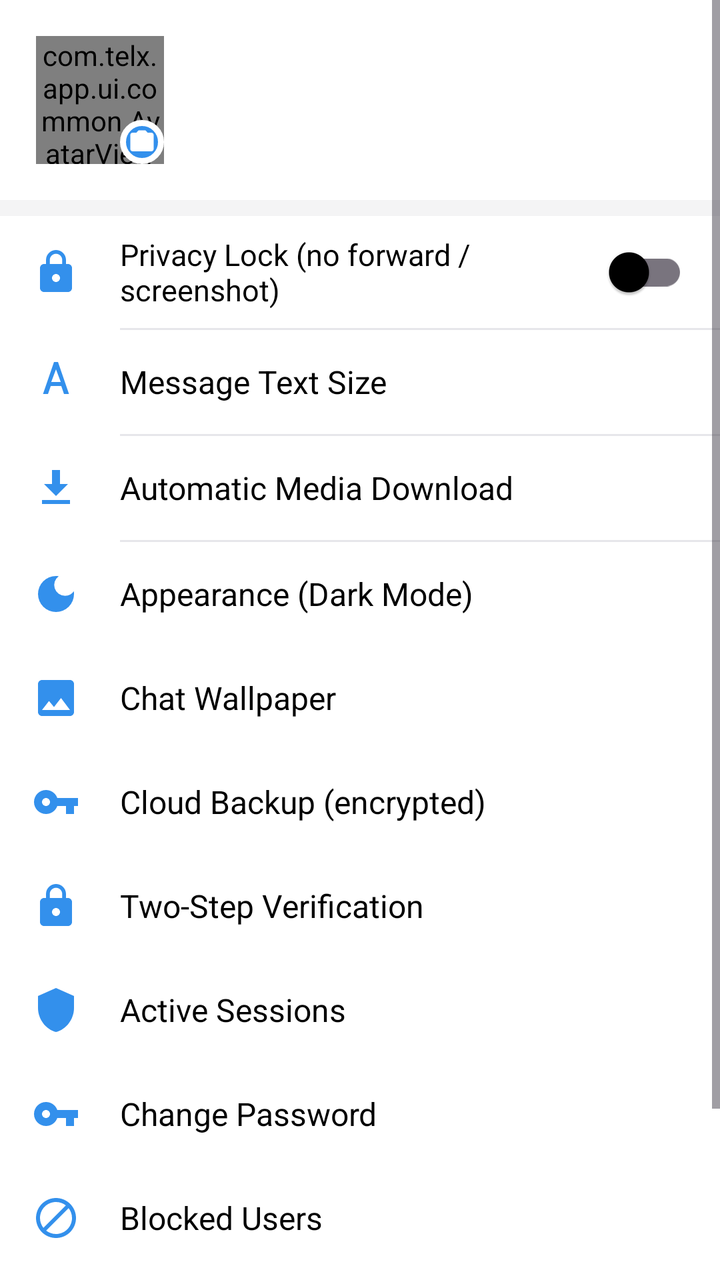
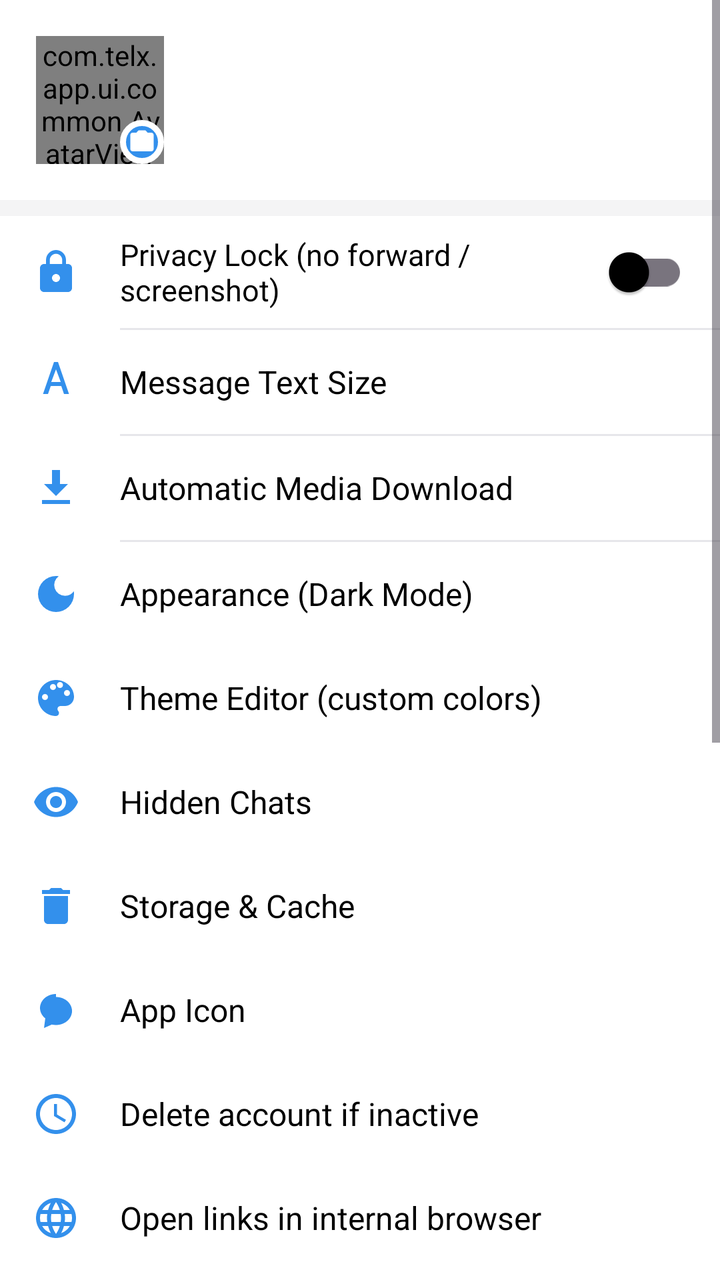

Screens rendered from an Android XML layout before and after an edit, with the pre-edit source and the edit as a unified diff.
<!-- AndroidManifest.xml: application theme Theme.TelX -->
<!-- res/layout/fragment_settings.xml -->
<?xml version="1.0" encoding="utf-8"?>
<ScrollView xmlns:android="http://schemas.android.com/apk/res/android" xmlns:app="http://schemas.android.com/apk/res-auto" xmlns:tools="http://schemas.android.com/tools"
    android:layout_width="match_parent" android:layout_height="match_parent"
    android:background="@color/window_bg" android:fillViewport="true">
    <LinearLayout android:layout_width="match_parent" android:layout_height="wrap_content" android:orientation="vertical">
        <LinearLayout android:id="@+id/settings_header"
            android:layout_width="match_parent" android:layout_height="wrap_content"
            android:orientation="horizontal" android:gravity="center_vertical" android:padding="18dp"
            android:background="?android:attr/selectableItemBackground">
            <FrameLayout android:layout_width="64dp" android:layout_height="64dp">
                <com.telx.app.ui.common.AvatarView android:id="@+id/settings_avatar" android:layout_width="64dp" android:layout_height="64dp" />
                <ImageView android:layout_width="22dp" android:layout_height="22dp"
                    android:layout_gravity="bottom|end" android:src="@drawable/ic_camera"
                    app:tint="#FFFFFF" android:background="@drawable/bg_camera_badge" android:padding="4dp" />
            </FrameLayout>
            <LinearLayout android:layout_width="0dp" android:layout_height="wrap_content" android:layout_weight="1"
                android:orientation="vertical" android:layout_marginStart="14dp">
                <TextView android:id="@+id/settings_name" android:layout_width="wrap_content" android:layout_height="wrap_content"
                    android:textSize="18sp" android:textStyle="bold" android:textColor="@color/text_primary" />
                <TextView android:id="@+id/settings_username" android:layout_width="wrap_content" android:layout_height="wrap_content"
                    android:textSize="14sp" android:textColor="@color/tg_blue" />
            </LinearLayout>
        </LinearLayout>
        <View android:layout_width="match_parent" android:layout_height="8dp" android:background="@color/tile_bg" />
        <LinearLayout android:layout_width="match_parent" android:layout_height="56dp"
            android:orientation="horizontal" android:gravity="center_vertical"
            android:paddingStart="16dp" android:paddingEnd="16dp">
            <ImageView android:layout_width="24dp" android:layout_height="24dp"
                android:src="@drawable/ic_lock" app:tint="@color/tg_blue" />
            <TextView android:layout_width="0dp" android:layout_height="wrap_content" android:layout_weight="1"
                android:layout_marginStart="20dp" android:text="Privacy Lock (no forward / screenshot)"
                android:textSize="15sp" android:textColor="@color/text_primary" />
            <com.google.android.material.switchmaterial.SwitchMaterial android:id="@+id/sw_privacy_lock"
                android:layout_width="wrap_content" android:layout_height="wrap_content" />
        </LinearLayout>
        <View android:layout_width="match_parent" android:layout_height="1dp" android:background="@color/divider" android:layout_marginStart="60dp" />
    <LinearLayout
        android:id="@+id/row_font_size"
        android:layout_width="match_parent"
        android:layout_height="52dp"
        android:orientation="horizontal"
        android:gravity="center_vertical"
        android:paddingStart="16dp" android:paddingEnd="16dp"
        android:background="?android:attr/selectableItemBackground">
        <ImageView android:layout_width="24dp" android:layout_height="24dp"
            android:src="@drawable/ic_font" app:tint="@color/tg_blue" />
        <TextView android:layout_width="0dp" android:layout_height="wrap_content"
            android:layout_weight="1" android:layout_marginStart="20dp"
            android:text="Message Text Size" android:textSize="16sp" android:textColor="@color/text_primary" />
    </LinearLayout>
    <View android:layout_width="match_parent" android:layout_height="1dp" android:background="@color/divider" android:layout_marginStart="60dp" />
    <LinearLayout
        android:id="@+id/row_autodownload"
        android:layout_width="match_parent"
        android:layout_height="52dp"
        android:orientation="horizontal"
        android:gravity="center_vertical"
        android:paddingStart="16dp" android:paddingEnd="16dp"
        android:background="?android:attr/selectableItemBackground">
        <ImageView android:layout_width="24dp" android:layout_height="24dp"
            android:src="@drawable/ic_download" app:tint="@color/tg_blue" />
        <TextView android:layout_width="0dp" android:layout_height="wrap_content"
            android:layout_weight="1" android:layout_marginStart="20dp"
            android:text="Automatic Media Download" android:textSize="16sp" android:textColor="@color/text_primary" />
    </LinearLayout>
    <View android:layout_width="match_parent" android:layout_height="1dp" android:background="@color/divider" android:layout_marginStart="60dp" />
    <LinearLayout
        android:id="@+id/row_theme"
        android:layout_width="match_parent"
        android:layout_height="52dp"
        android:orientation="horizontal"
        android:gravity="center_vertical"
        android:paddingStart="16dp" android:paddingEnd="16dp"
        android:background="?android:attr/selectableItemBackground">
        <ImageView android:layout_width="24dp" android:layout_height="24dp"
            android:src="@drawable/ic_moon" app:tint="@color/tg_blue" />
        <TextView android:layout_width="0dp" android:layout_height="wrap_content"
            android:layout_weight="1" android:layout_marginStart="20dp"
            android:text="Appearance (Dark Mode)" android:textSize="16sp" android:textColor="@color/text_primary" />
    </LinearLayout>
    <LinearLayout
        android:id="@+id/row_wallpaper"
        android:layout_width="match_parent"
        android:layout_height="52dp"
        android:orientation="horizontal"
        android:gravity="center_vertical"
        android:paddingStart="16dp" android:paddingEnd="16dp"
        android:background="?android:attr/selectableItemBackground">
        <ImageView android:layout_width="24dp" android:layout_height="24dp"
            android:src="@drawable/ic_image" app:tint="@color/tg_blue" />
        <TextView android:layout_width="0dp" android:layout_height="wrap_content"
            android:layout_weight="1" android:layout_marginStart="20dp"
            android:text="Chat Wallpaper" android:textSize="16sp" android:textColor="@color/text_primary" />
    </LinearLayout>
    <LinearLayout
        android:id="@+id/row_backup"
        android:layout_width="match_parent"
        android:layout_height="52dp"
        android:orientation="horizontal"
        android:gravity="center_vertical"
        android:paddingStart="16dp" android:paddingEnd="16dp"
        android:background="?android:attr/selectableItemBackground">
        <ImageView android:layout_width="24dp" android:layout_height="24dp"
            android:src="@drawable/ic_key" app:tint="@color/tg_blue" />
        <TextView android:layout_width="0dp" android:layout_height="wrap_content"
            android:layout_weight="1" android:layout_marginStart="20dp"
            android:text="Cloud Backup (encrypted)" android:textSize="16sp" android:textColor="@color/text_primary" />
    </LinearLayout>
    <LinearLayout
        android:id="@+id/row_2fa"
        android:layout_width="match_parent"
        android:layout_height="52dp"
        android:orientation="horizontal"
        android:gravity="center_vertical"
        android:paddingStart="16dp" android:paddingEnd="16dp"
        android:background="?android:attr/selectableItemBackground">
        <ImageView android:layout_width="24dp" android:layout_height="24dp"
            android:src="@drawable/ic_lock" app:tint="@color/tg_blue" />
        <TextView android:layout_width="0dp" android:layout_height="wrap_content"
            android:layout_weight="1" android:layout_marginStart="20dp"
            android:text="Two-Step Verification" android:textSize="16sp" android:textColor="@color/text_primary" />
    </LinearLayout>
    <LinearLayout
        android:id="@+id/row_sessions"
        android:layout_width="match_parent"
        android:layout_height="52dp"
        android:orientation="horizontal"
        android:gravity="center_vertical"
        android:paddingStart="16dp" android:paddingEnd="16dp"
        android:background="?android:attr/selectableItemBackground">
        <ImageView android:layout_width="24dp" android:layout_height="24dp"
            android:src="@drawable/ic_shield" app:tint="@color/tg_blue" />
        <TextView android:layout_width="0dp" android:layout_height="wrap_content"
            android:layout_weight="1" android:layout_marginStart="20dp"
            android:text="Active Sessions" android:textSize="16sp" android:textColor="@color/text_primary" />
    </LinearLayout>
    <LinearLayout
        android:id="@+id/row_password"
        android:layout_width="match_parent"
        android:layout_height="52dp"
        android:orientation="horizontal"
        android:gravity="center_vertical"
        android:paddingStart="16dp" android:paddingEnd="16dp"
        android:background="?android:attr/selectableItemBackground">
        <ImageView android:layout_width="24dp" android:layout_height="24dp"
            android:src="@drawable/ic_key" app:tint="@color/tg_blue" />
        <TextView android:layout_width="0dp" android:layout_height="wrap_content"
            android:layout_weight="1" android:layout_marginStart="20dp"
            android:text="Change Password" android:textSize="16sp" android:textColor="@color/text_primary" />
    </LinearLayout>
    <LinearLayout
        android:id="@+id/row_blocked"
        android:layout_width="match_parent"
        android:layout_height="52dp"
        android:orientation="horizontal"
        android:gravity="center_vertical"
        android:paddingStart="16dp" android:paddingEnd="16dp"
        android:background="?android:attr/selectableItemBackground">
        <ImageView android:layout_width="24dp" android:layout_height="24dp"
            android:src="@drawable/ic_block" app:tint="@color/tg_blue" />
        <TextView android:layout_width="0dp" android:layout_height="wrap_content"
            android:layout_weight="1" android:layout_marginStart="20dp"
            android:text="Blocked Users" android:textSize="16sp" android:textColor="@color/text_primary" />
    </LinearLayout>
    <LinearLayout
        android:id="@+id/row_delete"
        android:layout_width="match_parent"
        android:layout_height="52dp"
        android:orientation="horizontal"
        android:gravity="center_vertical"
        android:paddingStart="16dp" android:paddingEnd="16dp"
        android:background="?android:attr/selectableItemBackground">
        <ImageView android:layout_width="24dp" android:layout_height="24dp"
            android:src="@drawable/ic_trash" app:tint="@color/tg_blue" />
        <TextView android:layout_width="0dp" android:layout_height="wrap_content"
            android:layout_weight="1" android:layout_marginStart="20dp"
            android:text="Delete Account" android:textSize="16sp" android:textColor="@color/text_primary" />
    </LinearLayout>
    <LinearLayout
        android:id="@+id/row_logout"
        android:layout_width="match_parent"
        android:layout_height="52dp"
        android:orientation="horizontal"
        android:gravity="center_vertical"
        android:paddingStart="16dp" android:paddingEnd="16dp"
        android:background="?android:attr/selectableItemBackground">
        <ImageView android:layout_width="24dp" android:layout_height="24dp"
            android:src="@drawable/ic_logout" app:tint="@color/tg_blue" />
        <TextView android:layout_width="0dp" android:layout_height="wrap_content"
            android:layout_weight="1" android:layout_marginStart="20dp"
            android:text="Log Out" android:textSize="16sp" android:textColor="@color/text_primary" />
    </LinearLayout>
    </LinearLayout>
</ScrollView>
<!-- resources referenced by this layout -->
<resources>
  <color name="divider">#E6E6EA</color>
  <color name="text_primary">#000000</color>
  <color name="tg_blue">#3390EC</color>
  <color name="tile_bg">#F4F4F5</color>
  <color name="window_bg">#FFFFFF</color>
  <color name="tg_blue_light">#E7F0FD</color>
  <color name="toolbar_bg">#FFFFFF</color>
  <!-- unchanged entries left out for length: 13 -->
</resources>

<!-- the commit's change to res/layout/fragment_settings.xml (unified diff, before → after) -->
@@ -79,6 +79,104 @@
             android:text="Appearance (Dark Mode)" android:textSize="16sp" android:textColor="@color/text_primary" />
     </LinearLayout>
     <LinearLayout
+        android:id="@+id/row_theme_editor"
+        android:layout_width="match_parent"
+        android:layout_height="52dp"
+        android:orientation="horizontal"
+        android:gravity="center_vertical"
+        android:paddingStart="16dp" android:paddingEnd="16dp"
+        android:background="?android:attr/selectableItemBackground">
+        <ImageView android:layout_width="24dp" android:layout_height="24dp"
+            android:src="@drawable/ic_palette" app:tint="@color/tg_blue" />
+        <TextView android:layout_width="0dp" android:layout_height="wrap_content"
+            android:layout_weight="1" android:layout_marginStart="20dp"
+            android:text="Theme Editor (custom colors)" android:textSize="16sp" android:textColor="@color/text_primary" />
+    </LinearLayout>
+<LinearLayout
+        android:id="@+id/row_hidden"
+        android:layout_width="match_parent"
+        android:layout_height="52dp"
+        android:orientation="horizontal"
+        android:gravity="center_vertical"
+        android:paddingStart="16dp" android:paddingEnd="16dp"
+        android:background="?android:attr/selectableItemBackground">
+        <ImageView android:layout_width="24dp" android:layout_height="24dp"
+            android:src="@drawable/ic_eye" app:tint="@color/tg_blue" />
+        <TextView android:layout_width="0dp" android:layout_height="wrap_content"
+            android:layout_weight="1" android:layout_marginStart="20dp"
+            android:text="Hidden Chats" android:textSize="16sp" android:textColor="@color/text_primary" />
+    </LinearLayout>
+<LinearLayout
+        android:id="@+id/row_storage"
+        android:layout_width="match_parent"
+        android:layout_height="52dp"
+        android:orientation="horizontal"
+        android:gravity="center_vertical"
+        android:paddingStart="16dp" android:paddingEnd="16dp"
+        android:background="?android:attr/selectableItemBackground">
+        <ImageView android:layout_width="24dp" android:layout_height="24dp"
+            android:src="@drawable/ic_trash" app:tint="@color/tg_blue" />
+        <TextView android:layout_width="0dp" android:layout_height="wrap_content"
+            android:layout_weight="1" android:layout_marginStart="20dp"
+            android:text="Storage &amp; Cache" android:textSize="16sp" android:textColor="@color/text_primary" />
+    </LinearLayout>
+<LinearLayout
+        android:id="@+id/row_icons"
+        android:layout_width="match_parent"
+        android:layout_height="52dp"
+        android:orientation="horizontal"
+        android:gravity="center_vertical"
+        android:paddingStart="16dp" android:paddingEnd="16dp"
+        android:background="?android:attr/selectableItemBackground">
+        <ImageView android:layout_width="24dp" android:layout_height="24dp"
+            android:src="@drawable/ic_launcher_foreground" app:tint="@color/tg_blue" />
+        <TextView android:layout_width="0dp" android:layout_height="wrap_content"
+            android:layout_weight="1" android:layout_marginStart="20dp"
+            android:text="App Icon" android:textSize="16sp" android:textColor="@color/text_primary" />
+    </LinearLayout>
+<LinearLayout
+        android:id="@+id/row_selfdestruct"
+        android:layout_width="match_parent"
+        android:layout_height="52dp"
+        android:orientation="horizontal"
+        android:gravity="center_vertical"
+        android:paddingStart="16dp" android:paddingEnd="16dp"
+        android:background="?android:attr/selectableItemBackground">
+        <ImageView android:layout_width="24dp" android:layout_height="24dp"
+            android:src="@drawable/ic_clock" app:tint="@color/tg_blue" />
+        <TextView android:layout_width="0dp" android:layout_height="wrap_content"
+            android:layout_weight="1" android:layout_marginStart="20dp"
+            android:text="Delete account if inactive" android:textSize="16sp" android:textColor="@color/text_primary" />
+    </LinearLayout>
+<LinearLayout
+        android:id="@+id/row_browser"
+        android:layout_width="match_parent"
+        android:layout_height="52dp"
+        android:orientation="horizontal"
+        android:gravity="center_vertical"
+        android:paddingStart="16dp" android:paddingEnd="16dp"
+        android:background="?android:attr/selectableItemBackground">
+        <ImageView android:layout_width="24dp" android:layout_height="24dp"
+            android:src="@drawable/ic_globe" app:tint="@color/tg_blue" />
+        <TextView android:layout_width="0dp" android:layout_height="wrap_content"
+            android:layout_weight="1" android:layout_marginStart="20dp"
+            android:text="Open links in internal browser" android:textSize="16sp" android:textColor="@color/text_primary" />
+    </LinearLayout>
+<LinearLayout
+        android:id="@+id/row_materialyou"
+        android:layout_width="match_parent"
+        android:layout_height="52dp"
+        android:orientation="horizontal"
+        android:gravity="center_vertical"
+        android:paddingStart="16dp" android:paddingEnd="16dp"
+        android:background="?android:attr/selectableItemBackground">
+        <ImageView android:layout_width="24dp" android:layout_height="24dp"
+            android:src="@drawable/ic_palette" app:tint="@color/tg_blue" />
+        <TextView android:layout_width="0dp" android:layout_height="wrap_content"
+            android:layout_weight="1" android:layout_marginStart="20dp"
+            android:text="Material You (wallpaper colors)" android:textSize="16sp" android:textColor="@color/text_primary" />
+    </LinearLayout>
+<LinearLayout
         android:id="@+id/row_wallpaper"
         android:layout_width="match_parent"
         android:layout_height="52dp"
<!-- resource entries referenced after the edit -->
@@ -5,6 +5,37 @@
   <color name="tg_blue">#3390EC</color>
   <color name="tile_bg">#F4F4F5</color>
   <color name="window_bg">#FFFFFF</color>
+  <!-- drawable ic_clock (drawable) -->
+  <?xml version="1.0" encoding="utf-8"?>
+  <vector xmlns:android="http://schemas.android.com/apk/res/android"
+      android:width="24dp" android:height="24dp"
+      android:viewportWidth="24" android:viewportHeight="24">
+      <path android:fillColor="#FF6B6B70" android:pathData="M11.99 2C6.47 2 2 6.48 2 12s4.47 10 9.99 10C17.52 22 22 17.52 22 12S17.52 2 11.99 2zM12 20c-4.42 0-8-3.58-8-8s3.58-8 8-8 8 3.58 8 8-3.58 8-8 8zm.5-13H11v6l5.25 3.15.75-1.23-4.5-2.67z"/>
+  </vector>
+  <!-- drawable ic_eye (drawable) -->
+  <?xml version="1.0" encoding="utf-8"?>
+  <vector xmlns:android="http://schemas.android.com/apk/res/android"
+      android:width="24dp" android:height="24dp"
+      android:viewportWidth="24" android:viewportHeight="24">
+      <path android:fillColor="#FF6B6B70" android:pathData="M12 4.5C7 4.5 2.73 7.61 1 12c1.73 4.39 6 7.5 11 7.5s9.27-3.11 11-7.5c-1.73-4.39-6-7.5-11-7.5zM12 17c-2.76 0-5-2.24-5-5s2.24-5 5-5 5 2.24 5 5-2.24 5-5 5zm0-8c-1.66 0-3 1.34-3 3s1.34 3 3 3 3-1.34 3-3-1.34-3-3-3z"/>
+  </vector>
+  <!-- drawable ic_globe (drawable) -->
+  <vector xmlns:android="http://schemas.android.com/apk/res/android" android:width="24dp" android:height="24dp"
+      android:viewportWidth="24" android:viewportHeight="24">
+      <path android:fillColor="#FF000000" android:pathData="M11.99,2C6.47,2 2,6.48 2,12s4.47,10 9.99,10C17.52,22 22,17.52 22,12S17.52,2 11.99,2zM18.92,8h-2.95c-0.32,-1.25 -0.78,-2.45 -1.38,-3.56 1.84,0.63 3.37,1.91 4.33,3.56zM12,4.04c0.83,1.2 1.48,2.53 1.91,3.96h-3.82c0.43,-1.43 1.08,-2.76 1.91,-3.96zM4.26,14C4.1,13.36 4,12.69 4,12s0.1,-1.36 0.26,-2h3.38c-0.08,0.66 -0.14,1.32 -0.14,2 0,0.68 0.06,1.34 0.14,2L4.26,14zM5.08,16h2.95c0.32,1.25 0.78,2.45 1.38,3.56 -1.84,-0.63 -3.37,-1.9 -4.33,-3.56zM8.03,8L5.08,8c0.96,-1.66 2.49,-2.93 4.33,-3.56C8.81,5.55 8.35,6.75 8.03,8zM12,19.96c-0.83,-1.2 -1.48,-2.53 -1.91,-3.96h3.82c-0.43,1.43 -1.08,2.76 -1.91,3.96zM14.34,14L9.66,14c-0.09,-0.66 -0.16,-1.32 -0.16,-2 0,-0.68 0.07,-1.35 0.16,-2h4.68c0.09,0.65 0.16,1.32 0.16,2 0,0.68 -0.07,1.34 -0.16,2zM14.59,19.56c0.6,-1.11 1.06,-2.31 1.38,-3.56h2.95c-0.96,1.65 -2.49,2.93 -4.33,3.56zM16.36,14c0.08,-0.66 0.14,-1.32 0.14,-2 0,-0.68 -0.06,-1.34 -0.14,-2h3.38c0.16,0.64 0.26,1.31 0.26,2s-0.1,1.36 -0.26,2h-3.38z"/>
+  </vector>
+  <!-- drawable ic_launcher_foreground (drawable) -->
+  <?xml version="1.0" encoding="utf-8"?>
+  <vector xmlns:android="http://schemas.android.com/apk/res/android"
+      android:width="24dp" android:height="24dp"
+      android:viewportWidth="24" android:viewportHeight="24">
+      <path android:fillColor="#FFFFFFFF" android:pathData="M12 4C7.58 4 4 7.13 4 11c0 2.05 1.02 3.9 2.64 5.19L6 21l3.9-1.72c.68.14 1.38.22 2.1.22 4.42 0 8-3.13 8-7s-3.58-7-8-7z"/>
+  </vector>
+  <!-- drawable ic_palette (drawable) -->
+  <vector xmlns:android="http://schemas.android.com/apk/res/android" android:width="24dp" android:height="24dp"
+      android:viewportWidth="24" android:viewportHeight="24">
+      <path android:fillColor="#FF000000" android:pathData="M12,3c-4.97,0 -9,4.03 -9,9s4.03,9 9,9c0.83,0 1.5,-0.67 1.5,-1.5 0,-0.39 -0.15,-0.74 -0.39,-1.01 -0.23,-0.26 -0.38,-0.61 -0.38,-0.99 0,-0.83 0.67,-1.5 1.5,-1.5L16.5,16c2.48,0 4.5,-2.02 4.5,-4.5 0,-4.69 -4.03,-8.5 -9,-8.5zM6.5,13c-0.83,0 -1.5,-0.67 -1.5,-1.5S5.67,10 6.5,10 8,10.67 8,11.5 7.33,13 6.5,13zM9,6.5C9,5.67 9.67,5 10.5,5s1.5,0.67 1.5,1.5S11.33,8 10.5,8 9,7.33 9,6.5zM14,7c-0.83,0 -1.5,-0.67 -1.5,-1.5S13.17,4 14,4s1.5,0.67 1.5,1.5S14.83,7 14,7zM17.5,11c-0.83,0 -1.5,-0.67 -1.5,-1.5S16.67,8 17.5,8 19,8.67 19,9.5 18.33,11 17.5,11z"/>
+  </vector>
   <color name="tg_blue_light">#E7F0FD</color>
   <color name="toolbar_bg">#FFFFFF</color>
   <!-- unchanged entries left out for length: 13 -->
